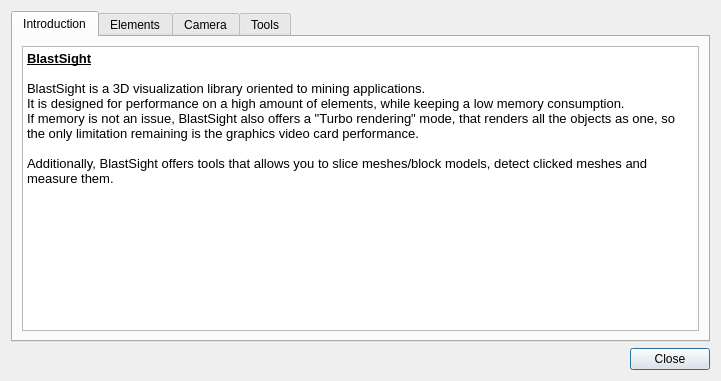
Before: the Qt Designer form blastsight/view/gui/UI/helpdialog.ui in gsanhueza/BlastSight, drawn with Qt 5.
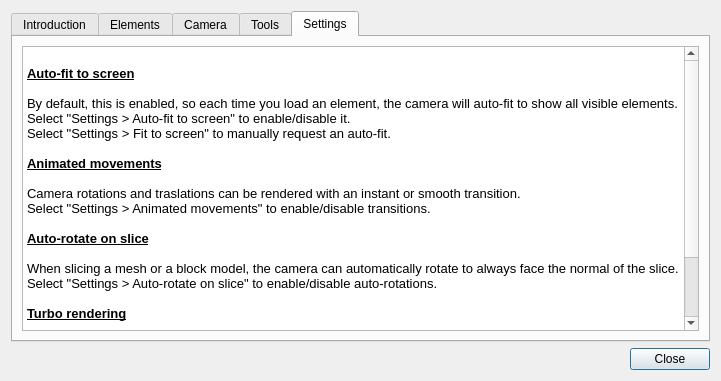
After: the same form once the commit is applied. The open tabs and pages were chosen to show the change.

Commit message: Checkable items in View moved to a new Settings menu

```diff
--- a/blastsight/view/gui/UI/helpdialog.ui
+++ b/blastsight/view/gui/UI/helpdialog.ui
@@ -189,6 +189,46 @@
        </item>
       </layout>
      </widget>
+     <widget class="QWidget" name="tab">
+      <attribute name="title">
+       <string>Settings</string>
+      </attribute>
+      <layout class="QVBoxLayout" name="verticalLayout_4">
+       <item>
+        <widget class="QTextBrowser" name="textBrowser">
+         <property name="html">
+          <string>&lt;!DOCTYPE HTML PUBLIC &quot;-//W3C//DTD HTML 4.0//EN&quot; &quot;http://www.w3.org/TR/REC-html40/strict.dtd&quot;&gt;
+&lt;html&gt;&lt;head&gt;&lt;meta name=&quot;qrichtext&quot; content=&quot;1&quot; /&gt;&lt;style type=&quot;text/css&quot;&gt;
+p, li { white-space: pre-wrap; }
+&lt;/style&gt;&lt;/head&gt;&lt;body style=&quot; font-family:'Noto Sans'; font-size:10pt; font-weight:400; font-style:normal;&quot;&gt;
+&lt;p style=&quot;-qt-paragraph-type:empty; margin-top:0px; margin-bottom:0px; margin-left:0px; margin-right:0px; -qt-block-indent:0; text-indent:0px;&quot;&gt;&lt;br /&gt;&lt;/p&gt;
+&lt;p style=&quot; margin-top:0px; margin-bottom:0px; margin-left:0px; margin-right:0px; -qt-block-indent:0; text-indent:0px;&quot;&gt;&lt;span style=&quot; font-weight:600; text-decoration: underline;&quot;&gt;Auto-fit to screen&lt;/span&gt;&lt;/p&gt;
+&lt;p style=&quot;-qt-paragraph-type:empty; margin-top:0px; margin-bottom:0px; margin-left:0px; margin-right:0px; -qt-block-indent:0; text-indent:0px; font-weight:600;&quot;&gt;&lt;br /&gt;&lt;/p&gt;
+&lt;p style=&quot; margin-top:0px; margin-bottom:0px; margin-left:0px; margin-right:0px; -qt-block-indent:0; text-indent:0px;&quot;&gt;By default, this is enabled, so each time you load an element, the camera will auto-fit to show all visible elements.&lt;/p&gt;
+&lt;p style=&quot; margin-top:0px; margin-bottom:0px; margin-left:0px; margin-right:0px; -qt-block-indent:0; text-indent:0px;&quot;&gt;Select &amp;quot;Settings &amp;gt; Auto-fit to screen&amp;quot; to enable/disable it.&lt;/p&gt;
+&lt;p style=&quot; margin-top:0px; margin-bottom:0px; margin-left:0px; margin-right:0px; -qt-block-indent:0; text-indent:0px;&quot;&gt;Select &amp;quot;Settings &amp;gt; Fit to screen&amp;quot; to manually request an auto-fit.&lt;/p&gt;
+&lt;p style=&quot;-qt-paragraph-type:empty; margin-top:0px; margin-bottom:0px; margin-left:0px; margin-right:0px; -qt-block-indent:0; text-indent:0px;&quot;&gt;&lt;br /&gt;&lt;/p&gt;
+&lt;p style=&quot; margin-top:0px; margin-bottom:0px; margin-left:0px; margin-right:0px; -qt-block-indent:0; text-indent:0px;&quot;&gt;&lt;span style=&quot; font-weight:600; text-decoration: underline;&quot;&gt;Animated movements&lt;/span&gt;&lt;/p&gt;
+&lt;p style=&quot;-qt-paragraph-type:empty; margin-top:0px; margin-bottom:0px; margin-left:0px; margin-right:0px; -qt-block-indent:0; text-indent:0px; font-weight:600;&quot;&gt;&lt;br /&gt;&lt;/p&gt;
+&lt;p style=&quot; margin-top:0px; margin-bottom:0px; margin-left:0px; margin-right:0px; -qt-block-indent:0; text-indent:0px;&quot;&gt;Camera rotations and traslations can be rendered with an instant or smooth transition. &lt;/p&gt;
+&lt;p style=&quot; margin-top:0px; margin-bottom:0px; margin-left:0px; margin-right:0px; -qt-block-indent:0; text-indent:0px;&quot;&gt;Select &amp;quot;Settings &amp;gt; Animated movements&amp;quot; to enable/disable transitions.&lt;/p&gt;
+&lt;p style=&quot;-qt-paragraph-type:empty; margin-top:0px; margin-bottom:0px; margin-left:0px; margin-right:0px; -qt-block-indent:0; text-indent:0px;&quot;&gt;&lt;br /&gt;&lt;/p&gt;
+&lt;p style=&quot; margin-top:0px; margin-bottom:0px; margin-left:0px; margin-right:0px; -qt-block-indent:0; text-indent:0px;&quot;&gt;&lt;span style=&quot; font-weight:600; text-decoration: underline;&quot;&gt;Auto-rotate on slice&lt;/span&gt;&lt;/p&gt;
+&lt;p style=&quot;-qt-paragraph-type:empty; margin-top:0px; margin-bottom:0px; margin-left:0px; margin-right:0px; -qt-block-indent:0; text-indent:0px; font-weight:600;&quot;&gt;&lt;br /&gt;&lt;/p&gt;
+&lt;p style=&quot; margin-top:0px; margin-bottom:0px; margin-left:0px; margin-right:0px; -qt-block-indent:0; text-indent:0px;&quot;&gt;When slicing a mesh or a block model, the camera can automatically rotate to always face the normal of the slice.&lt;/p&gt;
+&lt;p style=&quot; margin-top:0px; margin-bottom:0px; margin-left:0px; margin-right:0px; -qt-block-indent:0; text-indent:0px;&quot;&gt;Select &amp;quot;Settings &amp;gt; Auto-rotate on slice&amp;quot; to enable/disable auto-rotations.&lt;/p&gt;
+&lt;p style=&quot;-qt-paragraph-type:empty; margin-top:0px; margin-bottom:0px; margin-left:0px; margin-right:0px; -qt-block-indent:0; text-indent:0px;&quot;&gt;&lt;br /&gt;&lt;/p&gt;
+&lt;p style=&quot; margin-top:0px; margin-bottom:0px; margin-left:0px; margin-right:0px; -qt-block-indent:0; text-indent:0px;&quot;&gt;&lt;span style=&quot; font-weight:600; text-decoration: underline;&quot;&gt;Turbo rendering&lt;/span&gt;&lt;/p&gt;
+&lt;p style=&quot;-qt-paragraph-type:empty; margin-top:0px; margin-bottom:0px; margin-left:0px; margin-right:0px; -qt-block-indent:0; text-indent:0px;&quot;&gt;&lt;br /&gt;&lt;/p&gt;
+&lt;p style=&quot; margin-top:0px; margin-bottom:0px; margin-left:0px; margin-right:0px; -qt-block-indent:0; text-indent:0px;&quot;&gt;If you load a big amount of meshes, you might notice a performance hit.&lt;/p&gt;
+&lt;p style=&quot; margin-top:0px; margin-bottom:0px; margin-left:0px; margin-right:0px; -qt-block-indent:0; text-indent:0px;&quot;&gt;A &lt;span style=&quot; font-style:italic;&quot;&gt;turbo&lt;/span&gt; strategy has been implemented, that allows you to see different objects as if a single big object is being renderer.&lt;/p&gt;
+&lt;p style=&quot; margin-top:0px; margin-bottom:0px; margin-left:0px; margin-right:0px; -qt-block-indent:0; text-indent:0px;&quot;&gt;Keep in mind that this functionality uses more memory, and mesh alterations will take longer to execute.&lt;/p&gt;
+&lt;p style=&quot; margin-top:0px; margin-bottom:0px; margin-left:0px; margin-right:0px; -qt-block-indent:0; text-indent:0px;&quot;&gt;Select &amp;quot;Settings &amp;gt; Turbo rendering&amp;quot; to send a performance request to BlastSight.&lt;/p&gt;&lt;/body&gt;&lt;/html&gt;</string>
+         </property>
+        </widget>
+       </item>
+      </layout>
+     </widget>
     </widget>
    </item>
    <item>
```
Left out of the diff: 23 changed lines with no effect on the pictures. The commit also changes 3 other files.
